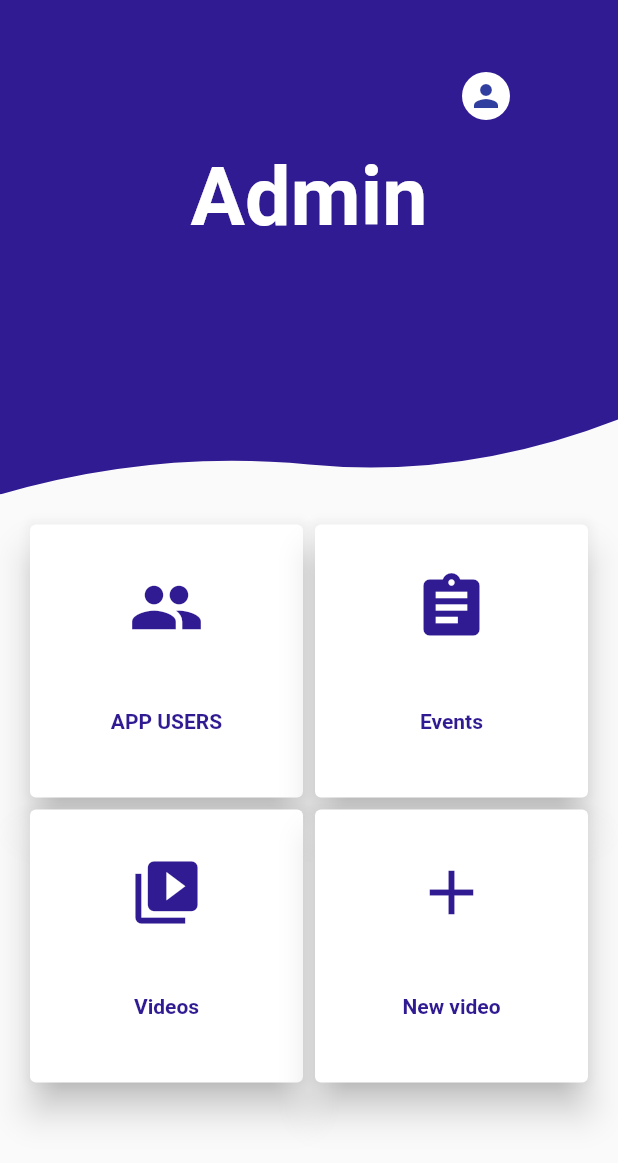
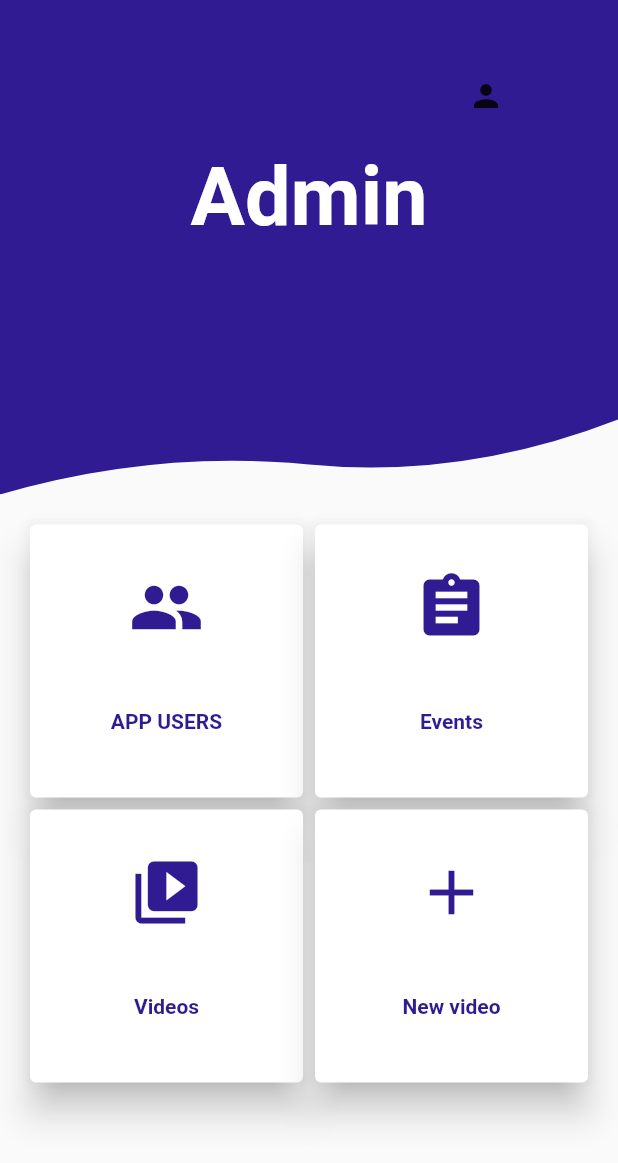
Before and after one commit to nadia70/fgck_app, a Flutter app: the Dashboard screen opened directly, on a phone screen of 412 x 824 dp. Shown: the top 1163 px of the screen. Run offline on Flutter 3.47's test engine with Material 2 defaults, Android fonts, the phone set to English and light mode, and no system bars; our stand-ins replace chewie, cloud_firestore, firebase_messaging, firebase_storage, image_picker, shared_preferences and 1 more; missing offline and left inert: thumbnails, video_thumbnail; accounts and stored records are empty.

Commit message:
admin changes

```diff
--- a/lib/dashboard.dart
+++ b/lib/dashboard.dart
@@ -65,16 +65,7 @@ class _DashboardState extends State<Dashboard> {
                       mainAxisAlignment: MainAxisAlignment.spaceEvenly,
                       children: <Widget>[
                         PopupMenuButton(
-                          icon: new CircleAvatar(
-                            maxRadius: 100.0,
-                            backgroundColor: Colors.white,
-                            child: Column(
-                              mainAxisAlignment: MainAxisAlignment.center,
-                              children: <Widget>[
-                                new Icon(Icons.person),
-                              ],
-                            ),
-                          ),
+                          icon: new Icon(Icons.person),
                           onSelected: (String value) {
                             switch (value) {
                               case 'logout':
```
Also changed, not shown: lib/tabs.dart (+1 -9 lines).
